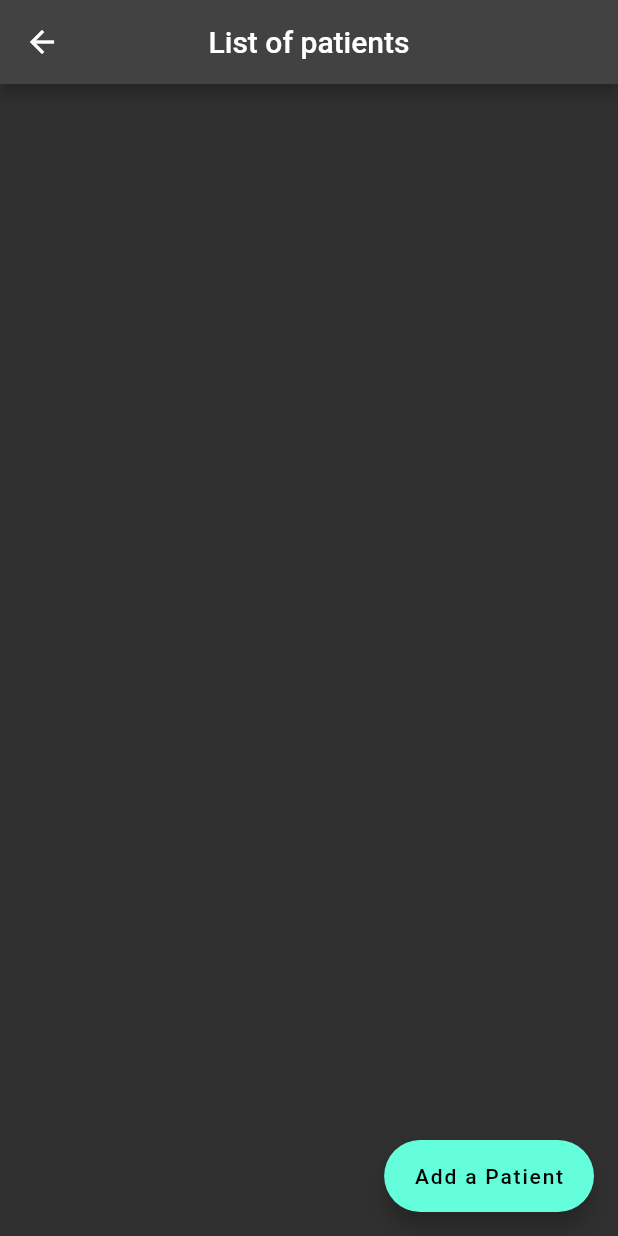
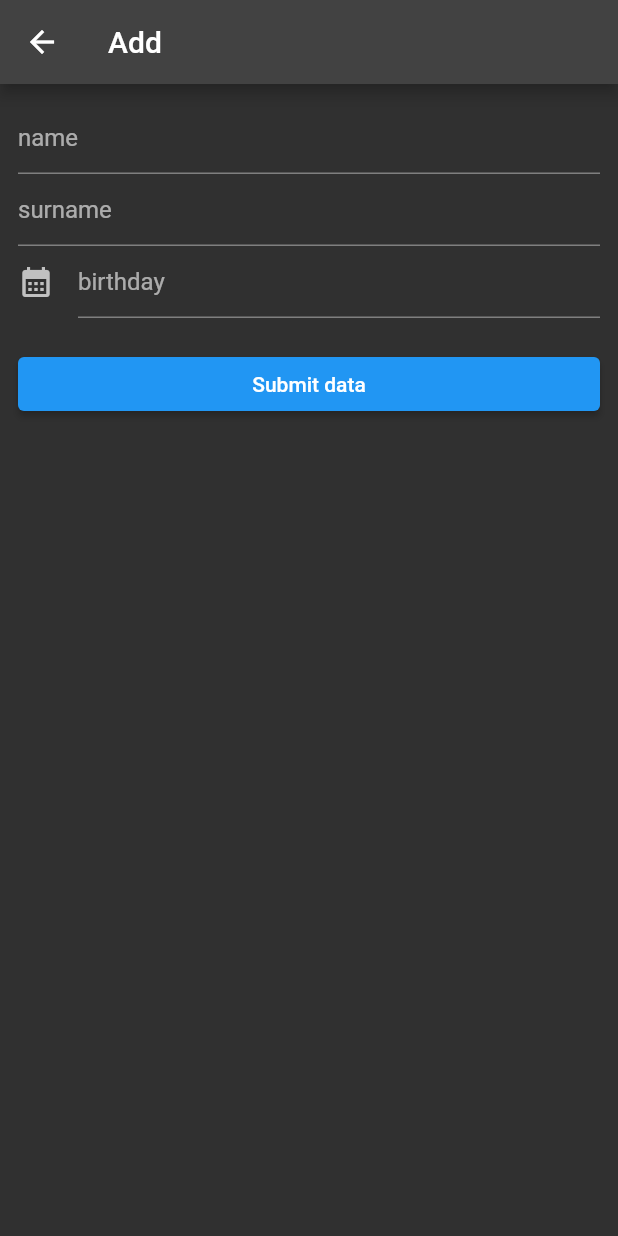
Before and after one commit to Emirlan-Zhanakeev/clinic_rest_api, a Flutter app: the PatientsPage screen opened directly, after a tap on "Add a Patient", on a phone screen of 412 x 824 dp. Run offline on Flutter 3.47's test engine with Material 2 defaults, Android fonts, the phone set to English and light mode, and no system bars; network calls fail.

Commit message:
patient page done

```diff
--- a/lib/view/add_page.dart
+++ b/lib/view/add_page.dart
@@ -98,7 +98,8 @@ class _AddPageState extends State<AddPage> {
             )
           ],
         ),
-        ));
+      ),
+    );
   }
 
   void updateData() async {
@@ -139,8 +140,6 @@ class _AddPageState extends State<AddPage> {
     } else {
       showErrorMessage('Updation Failed');
     }
-
-
   }
 
   void submitData() async {
--- a/lib/view/add_patient_page.dart
+++ b/lib/view/add_patient_page.dart
@@ -0,0 +1,184 @@
+import 'dart:convert';
+import 'package:http/http.dart' as http;
+
+import 'package:flutter/material.dart';
+import 'package:intl/intl.dart';
+
+class PatientAddPage extends StatefulWidget {
+
+final Map? todo;
+  const PatientAddPage({Key? key, this.todo}) : super(key: key);
+
+  @override
+  State<PatientAddPage> createState() => _PatientAddPageState();
+}
+
+class _PatientAddPageState extends State<PatientAddPage> {
+
+
+  TextEditingController patientNameController = TextEditingController();
+  TextEditingController patientSurnameController = TextEditingController();
+  TextEditingController patientBirthdayController = TextEditingController();
+
+bool isEditPatient = false;
+
+
+  @override
+  void initState() {
+    super.initState();
+    final todo = widget.todo;
+    if (widget.todo != null) {
+      isEditPatient = true;
+      final name = todo!['name'];
+      final surname = todo['surname'];
+      final birthday = todo['birthday'];
+      patientNameController.text = name;
+      patientSurnameController.text = surname;
+      patientBirthdayController.text = birthday;
+    }
+  }
+
+  void showSuccessMessage(String message) {
+    final snackBar = SnackBar(content: Text(message));
+    ScaffoldMessenger.of(context).showSnackBar(snackBar);
+  }
+
+  void showErrorMessage(String message) {
+    final snackBar = SnackBar(
+      content: Text(
+        message,
+        style: const TextStyle(color: Colors.white),
+      ),
+      backgroundColor: Colors.red,
+    );
+    ScaffoldMessenger.of(context).showSnackBar(snackBar);
+  }
+
+///POST data
+  void submitPatientData() async {
+    ///Get the data from form
+    final name = patientNameController.text;
+    final surname = patientSurnameController.text;
+    final birthday = patientBirthdayController.text;
+
+    final body = {
+      "name": name,
+      "surname": surname,
+      "birthday": birthday,
+    };
+
+    ///Submit data to server
+    final url = 'http://10.0.2.2:8080/clinic/api/patient/save';
+    final uri = Uri.parse(url);
+    final response = await http.post(
+      uri,
+      body: jsonEncode(body),
+      headers: {'Content-Type': 'application/json'},
+    );
+
+    ///Show success
+    if (response.statusCode == 200) {
+      patientNameController.text = '';
+      patientSurnameController.text = '';
+      patientBirthdayController.text = '';
+      showSuccessMessage('Creation Success');
+    } else {
+      showErrorMessage('Creation Failed');
+    }
+  }
+
+///PUT
+
+
+  void updatePatientData() async {
+    ///Get the data from form
+    final todo = widget.todo;
+    if (todo == null) {
+      print('You can not call updated without todo data');
+      return;
+    }
+    final id = todo['id'];
+    final name = patientNameController.text;
+    final surname = patientSurnameController.text;
+    final birthday = patientBirthdayController.text;
+
+    final body = {
+      "name": name,
+      "surname": surname,
+      "birthday": birthday,
+    };
+    // http://localhost:8080/clinic/api/doctor/update/45
+    final url = 'http://10.0.2.2:8080/clinic/api/patient/update/$id';
+    final uri = Uri.parse(url);
+    final response = await http.put(
+      uri,
+      body: jsonEncode(body),
+      headers: {'Content-Type': 'application/json'},
+    );
+
+    ///Show success
+    if (response.statusCode == 200) {
+      showSuccessMessage('Updation Success');
+    } else {
+      showErrorMessage('Updation Failed');
+    }
+  }
+
+  @override
+  Widget build(BuildContext context) {
+    return Scaffold(
+      appBar: AppBar(
+        title: Text(
+            isEditPatient ? 'Edit Patient' : 'Add',
+        ),
+      ),
+      body: Padding(
+        padding: const EdgeInsets.all(12.0),
+        child: ListView(
+          children: [
+            TextField(
+              controller: patientNameController,
+              decoration: const InputDecoration(
+                hintText: 'name',
+              ),
+            ),
+            TextField(
+              controller: patientSurnameController,
+              decoration: const InputDecoration(
+                hintText: 'surname',
+              ),
+            ),
+            TextField(
+              controller: patientBirthdayController,
+              decoration: const InputDecoration(
+                hintText: 'birthday',
+                icon: Icon(Icons.calendar_month),
+              ),
+              onTap: () async {
+                DateTime? pickedDate = await showDatePicker(
+                    context: context,
+                    initialDate: DateTime.now(),
+                    firstDate: DateTime(1950),
+                    lastDate: DateTime(2025));
+                if (pickedDate != null) {
+                  setState(() {
+                    patientBirthdayController.text =
+                        DateFormat('yyyy-MM-dd').format(pickedDate);
+                  });
+                }
+              },
+              keyboardType: TextInputType.number,
+            ),
+
+            const SizedBox(height: 20),
+            ElevatedButton(
+              onPressed: isEditPatient ? updatePatientData : submitPatientData,
+              child: Text(
+                isEditPatient ? 'Update Data' : 'Submit data',),
+            )
+          ],
+        ),
+      ),
+    );
+  }
+}
--- a/lib/view/patients_page.dart
+++ b/lib/view/patients_page.dart
@@ -1,8 +1,8 @@
 import 'dart:convert';
 
+import 'package:clinic_rest/view/add_patient_page.dart';
 import 'package:flutter/material.dart';
 import 'package:http/http.dart' as http;
-
 
 class PatientsPage extends StatefulWidget {
   const PatientsPage({Key? key}) : super(key: key);
@@ -12,19 +12,17 @@ class PatientsPage extends StatefulWidget {
 }
 
 class _PatientsPageState extends State<PatientsPage> {
-
-
   List patients = [];
-
+  bool isLoading = true;
 
   @override
   void initState() {
-    fetch();
+    fetchPatient();
     super.initState();
   }
 
-///Get all
-  Future<void> fetch() async {
+  ///Get all data
+  Future<void> fetchPatient() async {
     const url = 'http://10.0.2.2:8080/clinic/api/patient/all';
     final uri = Uri.parse(url);
     final response = await http.get(uri);
@@ -33,17 +31,49 @@ class _PatientsPageState extends State<PatientsPage> {
       setState(() {
         patients = json;
       });
-      print('Success');
+    }
+    setState(() {
+      isLoading = false;
+    });
+  }
+
+  Future<void> deletePats(id) async {
+    ///Delete the doc
+    final url = 'http://10.0.2.2:8080/clinic/api/patient/delete/$id';
+    final uri = Uri.parse(url);
+    final response = await http.delete(uri);
+    if (response.statusCode == 200) {
+      ///Remove doc from the List
+      final filtered =
+          patients.where((element) => element['id'] != id).toList();
+      setState(() {
+        patients = filtered;
+      });
+      // showSuccessMessage('Deletion Success');
+    } else {
+      ///Show error
+      showErrorMessage('Deletion Filed');
     }
   }
 
-  ///POST
+  Future<void> navigationToPatientEdit(Map pats) async {
+    final route = MaterialPageRoute(builder: (context) => PatientAddPage(todo: pats));
+    await Navigator.push(context, route);
+    setState(() {
+      isLoading = true;
+    });
+    fetchPatient();
+  }
 
-///clinic/api/patient/save
-
-
-
-
+  Future<void> navigationToPatientAdd() async {
+    final route =
+        MaterialPageRoute(builder: (context) => const PatientAddPage());
+    await Navigator.push(context, route);
+    setState(() {
+      isLoading = true;
+    });
+    fetchPatient();
+  }
 
   @override
   Widget build(BuildContext context) {
@@ -56,8 +86,15 @@ class _PatientsPageState extends State<PatientsPage> {
         ),
       ),
       floatingActionButton: FloatingActionButton.extended(
-          onPressed: (){}, label: const Text('Add a Patient')),
-      body: ListView.builder(
+          onPressed: () {
+            navigationToPatientAdd();
+          },
+          label: const Text('Add a Patient')),
+      body: Visibility(
+        visible: isLoading,
+        replacement: RefreshIndicator(
+          onRefresh: fetchPatient,
+          child: ListView.builder(
               itemCount: patients.length,
               padding: const EdgeInsets.all(8),
               itemBuilder: (context, index) {
@@ -71,10 +108,13 @@ class _PatientsPageState extends State<PatientsPage> {
                     trailing: PopupMenuButton(
                       onSelected: (value) {
                         if (value == 'edit') {
+                          navigationToPatientEdit(pats);
 
                           ///open edit page
                         } else if (value == 'delete') {
-                      ///delete doc
+                          deletePats(id);
+
+                          ///delete pats
                         }
                       },
                       itemBuilder: (BuildContext context) {
@@ -93,10 +133,13 @@ class _PatientsPageState extends State<PatientsPage> {
                   ),
                 );
               }),
+        ),
+        child: const Center(
+          child: CircularProgressIndicator(),
+        ),
+      ),
     );
   }
-
-
 
   void showSuccessMessage(String message) {
     final snackBar = SnackBar(content: Text(message));
@@ -113,6 +156,4 @@ class _PatientsPageState extends State<PatientsPage> {
     );
     ScaffoldMessenger.of(context).showSnackBar(snackBar);
   }
-
-
 }
```
Lines whose indentation alone changed are shown as unchanged.
